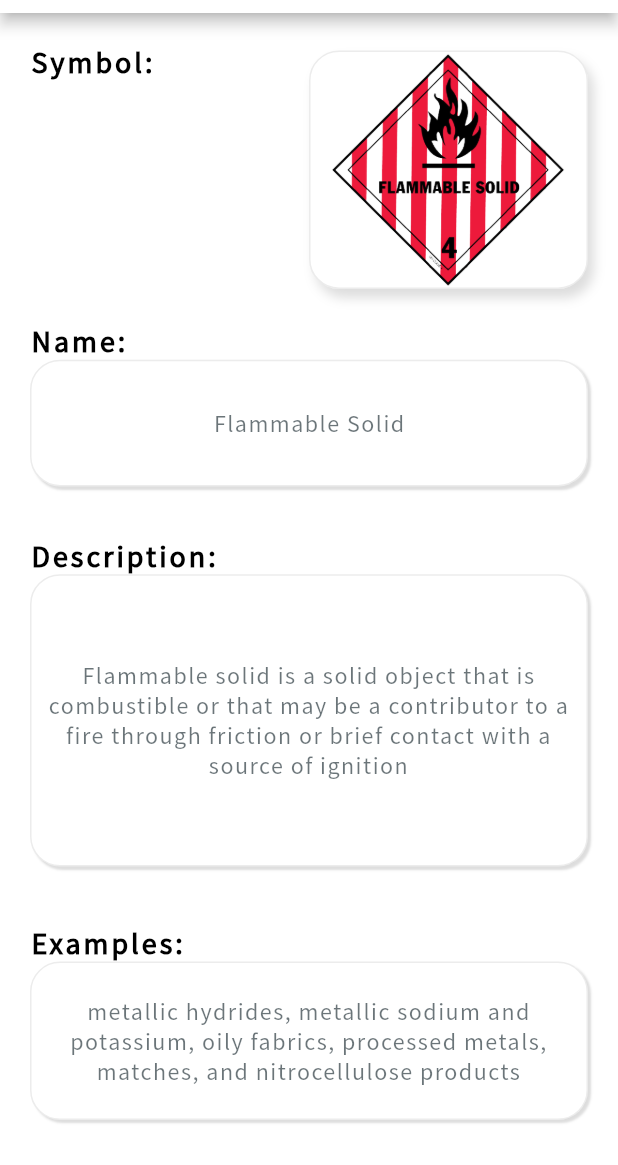
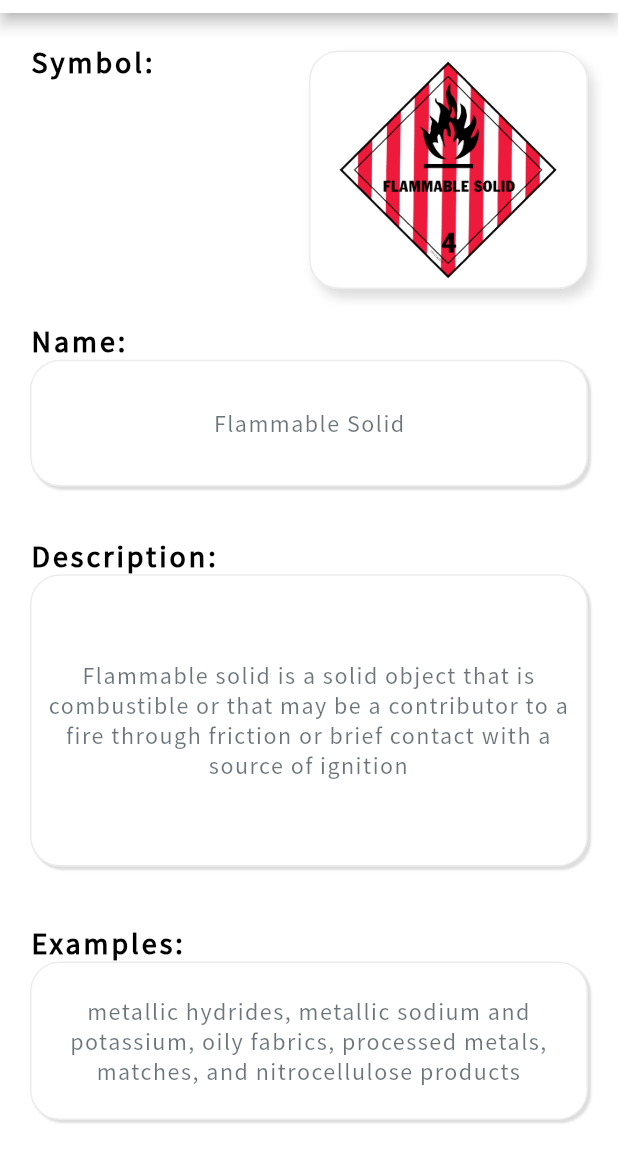
Before and after one commit to iamrasheeq/HazardSafety, a Flutter app: the hazardList screen opened directly, after a tap on "Flammable Solid", on a phone screen of 412 x 824 dp, the part 71-1236 px from its top. Run offline on Flutter 3.47's test engine with Material 2 defaults, Android fonts, the phone set to English and light mode, and no system bars.

Commit message:
Final Touch

```diff
--- a/lib/hazardList.dart
+++ b/lib/hazardList.dart
@@ -11,6 +11,7 @@ class hazardList extends StatefulWidget {
 }
 
 class _hazardListState extends State<hazardList> {
+  String name = "";
   @override
   Widget build(BuildContext context) {
     return Scaffold(
@@ -84,12 +85,13 @@ class _hazardListState extends State<hazardList> {
                     Expanded(
                       flex: 2,
                       child: Text(
-                        hazardName_en[index],
+                        name = en ? hazardName_en[index] : hazardName_bn[index],
+                        //hazardName_bn[index],
                         textAlign: TextAlign.center,
                         style: TextStyle(
                             fontFamily: 'Source Sans Pro',
                             letterSpacing: .5,
-                            fontSize: 16,
+                            fontSize: 15,
                             color: Color(0x990D1D24),
                             //color: Color(0x9C0D1D24),
                             fontWeight: FontWeight.w500),
@@ -114,48 +116,6 @@ class _hazardListState extends State<hazardList> {
                 ),
               ),
             ),
-            // child: GestureDetector(
-            //   //notun widget banabo eta
-            //   onTap: () {
-            //     print(index);
-            //   },
-            //   child: Column(
-            //     mainAxisAlignment: MainAxisAlignment.center,
-            //     crossAxisAlignment: CrossAxisAlignment.center,
-            //     children: [
-            //       Container(
-            //         decoration: BoxDecoration(
-            //           border: Border.all(color: Color(0x22000000)),
-            //           color: Color(0xFFFFFFFF),
-            //           borderRadius: BorderRadius.circular(20.0),
-            //           boxShadow: [
-            //             BoxShadow(
-            //               color: Color(0x22000000),
-            //               blurRadius: 4,
-            //               offset: Offset(4, 6),
-            //             ),
-            //           ],
-            //         ),
-            //         child: ClipRRect(
-            //           borderRadius: BorderRadius.circular(20.0),
-            //           child: Padding(
-            //             padding: const EdgeInsets.all(4.0),
-            //             child: Container(
-            //               height: 140,
-            //               width: 140,
-            //               color: Color(0xFFFFFFFF),
-            //               child: Image.asset(hazardListPhoto[index]),
-            //             ),
-            //           ),
-            //         ),
-            //       ),
-            //       SizedBox(
-            //         height: 10,
-            //       ),
-            //       Text(hazardName_en[index]),
-            //     ],
-            //   ),
-            // ),
           );
         }),
       ),
--- a/lib/homeHazard.dart
+++ b/lib/homeHazard.dart
@@ -36,7 +36,10 @@ class _homeHazardState extends State<homeHazard> {
                     flex: 6,
                     child: Align(
                       alignment: Alignment.topLeft,
-                      child: Text(welcome, style: homeTitle),
+                      child: Text(
+                        welcome,
+                        style: homeTitle,
+                      ),
                     ),
                   ),
                   Expanded(
--- a/lib/popHazardDetails.dart
+++ b/lib/popHazardDetails.dart
@@ -1,9 +1,17 @@
+import 'package:flutter/cupertino.dart';
 import 'package:flutter/material.dart';
 import 'package:flutter/services.dart';
 import 'constants.dart';
 
 class PopHazardDetails extends StatelessWidget {
   PopHazardDetails({required this.hazIndex});
+  String exmp = "";
+  String detail = "";
+  String name = "";
+  var name_en = ["Symbol:", "Name:", "Description:", "Examples:"];
+  var name_bn = ["প্রতীক:", "নাম:", "বিবরণ:", "উদাহরণ:"];
+  var temp = ["", "", "", ""];
+
   final int hazIndex;
   @override
   Widget build(BuildContext context) {
@@ -66,7 +74,7 @@ class PopHazardDetails extends StatelessWidget {
                                   crossAxisAlignment: CrossAxisAlignment.start,
                                   children: [
                                     Text(
-                                      "Symbol:",
+                                      temp[0] = en ? name_en[0] : name_bn[0],
                                       style: conTitleDetals,
                                     ),
                                   ],
@@ -75,7 +83,7 @@ class PopHazardDetails extends StatelessWidget {
                               Expanded(
                                 flex: 2,
                                 child: Padding(
-                                  padding: EdgeInsets.only(top: 5, bottom: 5),
+                                  padding: EdgeInsets.symmetric(vertical: 5),
                                   child: Container(
                                     decoration: BoxDecoration(
                                       border: Border.all(
@@ -93,8 +101,11 @@ class PopHazardDetails extends StatelessWidget {
                                     ),
                                     height: double.infinity,
                                     width: double.infinity,
-                                    child:
-                                        Image.asset(hazardListPhoto[hazIndex]),
+                                    child: Padding(
+                                        padding:
+                                            EdgeInsets.symmetric(vertical: 5),
+                                        child: Image.asset(
+                                            hazardListPhoto[hazIndex])),
                                   ),
                                 ),
                               ),
@@ -114,7 +125,7 @@ class PopHazardDetails extends StatelessWidget {
                                 child: Align(
                                   alignment: Alignment.bottomLeft,
                                   child: Text(
-                                    "Name:",
+                                    temp[1] = en ? name_en[1] : name_bn[1],
                                     //textAlign: TextAlign.start,
                                     style: conTitleDetals,
                                   ),
@@ -142,7 +153,9 @@ class PopHazardDetails extends StatelessWidget {
                                   child: Align(
                                     alignment: Alignment.center,
                                     child: Text(
-                                      hazardName_en[hazIndex],
+                                      name = en
+                                          ? hazardName_en[hazIndex]
+                                          : hazardName_bn[hazIndex],
                                       //textAlign: TextAlign.start,
                                       style: conBodyDetals,
                                     ),
@@ -165,7 +178,7 @@ class PopHazardDetails extends StatelessWidget {
                                 child: Align(
                                   alignment: Alignment.bottomLeft,
                                   child: Text(
-                                    "Description:",
+                                    temp[2] = en ? name_en[2] : name_bn[2],
                                     //textAlign: TextAlign.start,
                                     style: conTitleDetals,
                                   ),
@@ -196,7 +209,9 @@ class PopHazardDetails extends StatelessWidget {
                                     child: Align(
                                       alignment: Alignment.center,
                                       child: Text(
-                                        hazardDetalsData[hazIndex][0],
+                                        detail = en
+                                            ? hazardDetalsData[hazIndex][0]
+                                            : hazardDetalsData_bn[hazIndex][0],
                                         textAlign: TextAlign.center,
                                         style: conBodyDetals,
                                       ),
@@ -220,7 +235,7 @@ class PopHazardDetails extends StatelessWidget {
                                 child: Align(
                                   alignment: Alignment.bottomLeft,
                                   child: Text(
-                                    "Examples:",
+                                    temp[3] = en ? name_en[3] : name_bn[3],
                                     //textAlign: TextAlign.start,
                                     style: conTitleDetals,
                                   ),
@@ -251,7 +266,9 @@ class PopHazardDetails extends StatelessWidget {
                                     child: Align(
                                       alignment: Alignment.center,
                                       child: Text(
-                                        hazardDetalsData[hazIndex][1],
+                                        exmp = en
+                                            ? hazardDetalsData[hazIndex][1]
+                                            : hazardDetalsData_bn[hazIndex][1],
                                         textAlign: TextAlign.center,
                                         style: conBodyDetals,
                                       ),
--- a/lib/popUpHazard.dart
+++ b/lib/popUpHazard.dart
@@ -350,7 +350,7 @@ class PopUpHazard extends StatelessWidget {
                       Expanded(
                         flex: 2,
                         child: Padding(
-                          padding: EdgeInsets.all(10),
+                          padding: EdgeInsets.all(5),
                           child: Align(
                             alignment: Alignment.center,
                             child: Text(
```
Also changed, not shown: lib/constants.dart (+64 -58 lines), lib/reuseCard.dart (+16 -6 lines).
